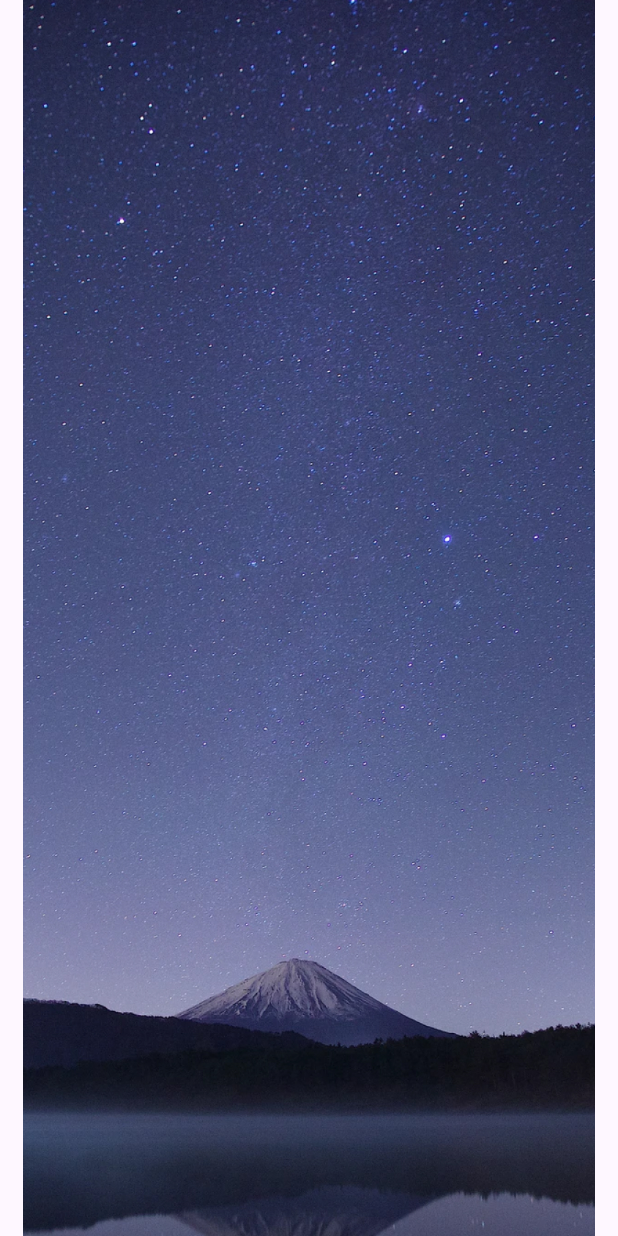
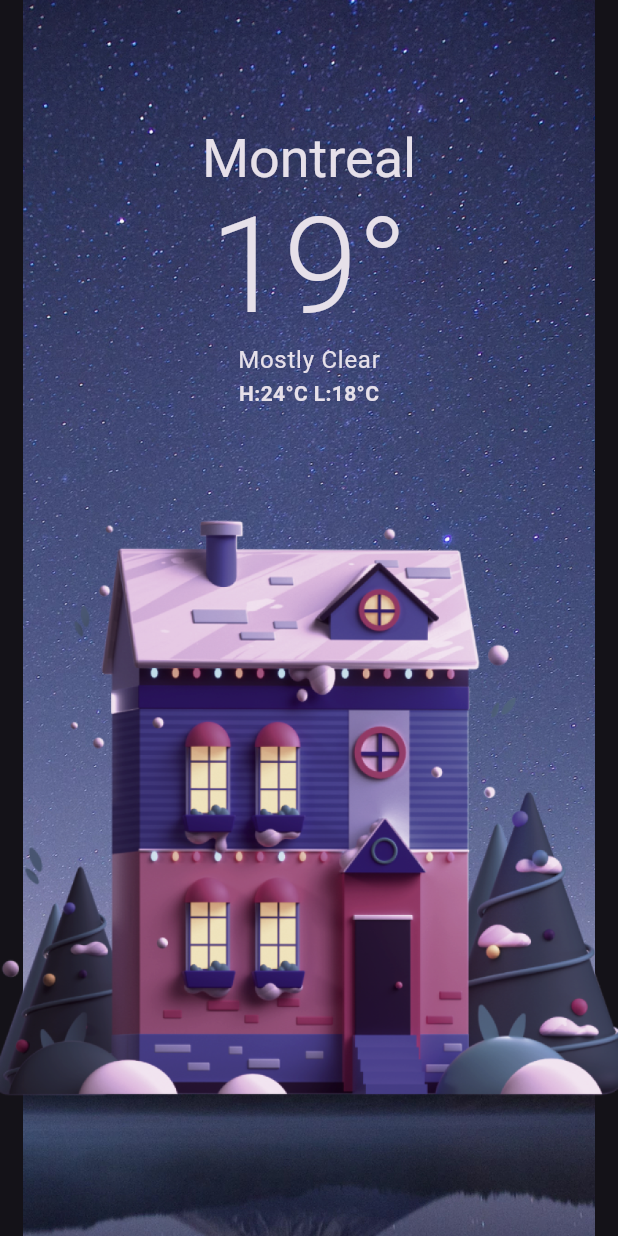
Before and after one commit to Afoojnr/weather_app, a Flutter app: the screen it shows after launch, on a phone screen of 412 x 824 dp. Run offline on Flutter 3.47's test engine with Material 3 defaults, Android fonts, the phone set to English and light mode, and no system bars.

Commit message:
work on homepage UI

```diff
--- a/lib/main.dart
+++ b/lib/main.dart
@@ -10,12 +10,9 @@ class WeatherApp extends StatelessWidget {
 
   @override
   Widget build(BuildContext context) {
-    return const MaterialApp(
-      home: Scaffold(
-        body: Center(
-          child: Homepage(),
-        ),
-      ),
+    return MaterialApp(
+      home: Homepage(),
+      theme: ThemeData.dark(useMaterial3: true,),
     );
   }
 }
--- a/lib/screens/homepage.dart
+++ b/lib/screens/homepage.dart
@@ -5,10 +5,52 @@ class Homepage extends StatelessWidget {
 
   @override
   Widget build(BuildContext context) {
-    return Container(
-      decoration: BoxDecoration(
+    final theme = Theme.of(context);
+    return Scaffold(
+      extendBodyBehindAppBar: true,
+      appBar: AppBar(
+        elevation: 0,
+        backgroundColor: Colors.transparent,
+      ),
+      body: Container(
+        decoration: const BoxDecoration(
           image:
-              DecorationImage(image: AssetImage('assets/backgrounds/bg.jpg'))),
+              DecorationImage(image: AssetImage('assets/backgrounds/bg.jpg')),
+        ),
+        child: Column(
+          mainAxisAlignment: MainAxisAlignment.spaceAround,
+          children: [
+            SizedBox(),
+            Column(
+              children: [
+                Text(
+                  "Montreal",
+                  style: theme.textTheme.displaySmall!
+                  // .copyWith(color: theme.colorScheme.primary)
+                  ,
+                ),
+                SizedBox(
+                  height: 100,
+                  // width: 120,
+                  child: FittedBox(
+                    fit: BoxFit.fill,
+                    child: Text("19°",
+                        style: theme.textTheme.displayLarge!
+                            .copyWith(fontWeight: FontWeight.w300)),
+                  ),
+                ),
+                Text("Mostly Clear",
+                    style: theme.textTheme.bodyLarge!.copyWith()),
+                Text("H:24°C L:18°C",
+                    style: theme.textTheme.bodyMedium!
+                        .copyWith(fontWeight: FontWeight.bold)),
+              ],
+            ),
+            Image(image: AssetImage('assets/images/house.png')),
+            SizedBox(),
+          ],
+        ),
+      ),
     );
   }
 }
```
